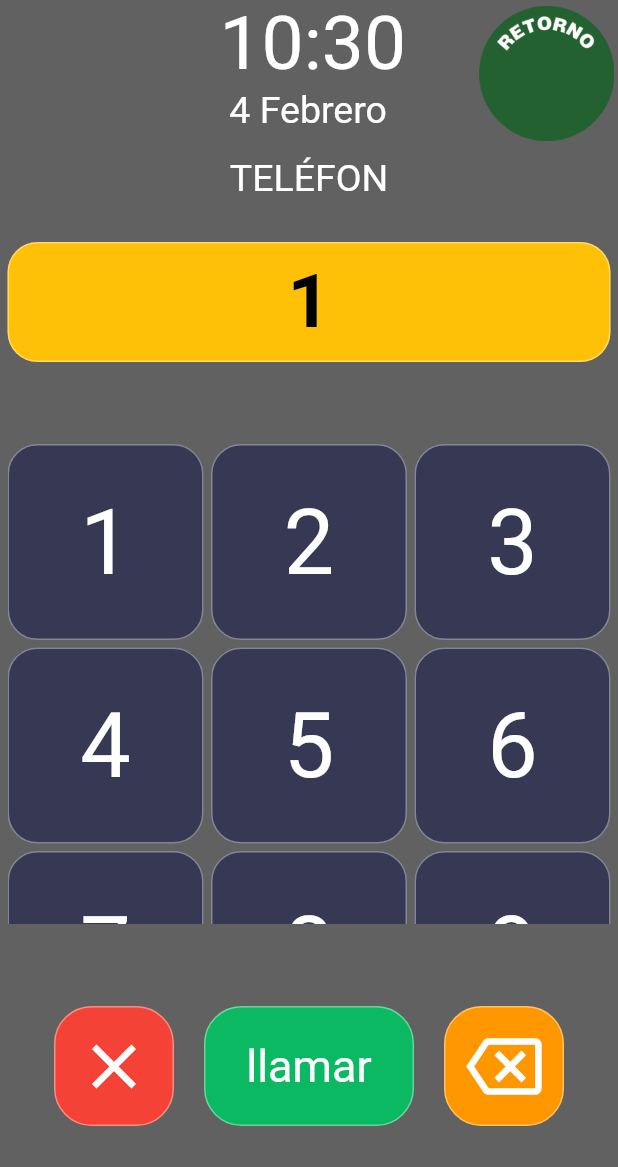
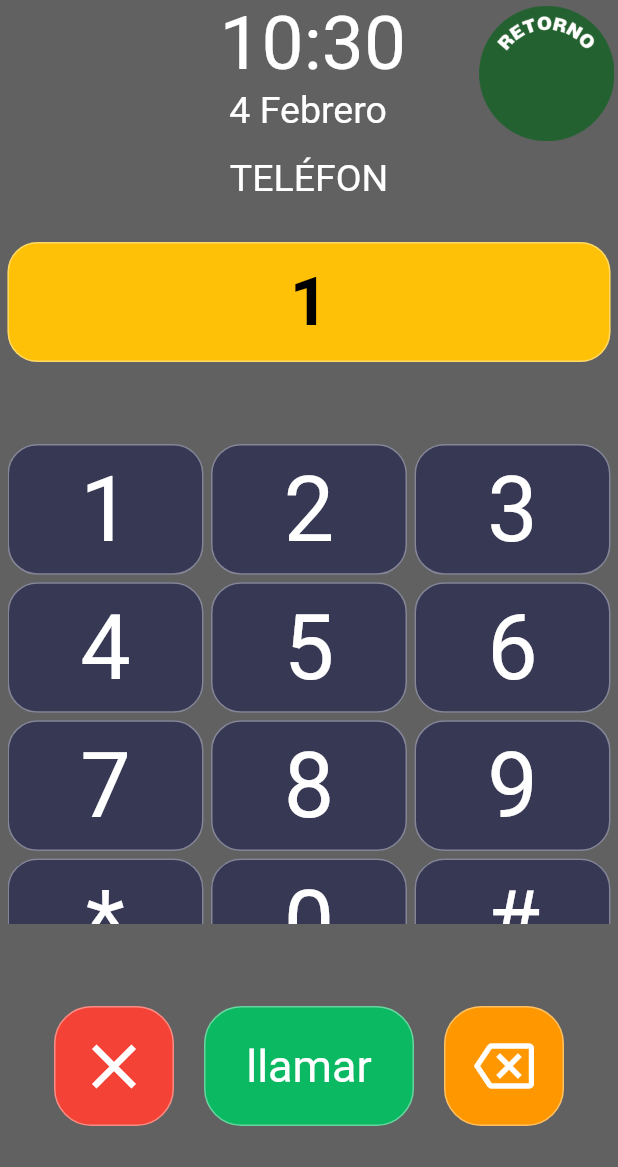
Before and after one commit to hualde666/rep-piproy, a Flutter app: the Discado screen opened directly, after a tap on an icon or button, on a phone screen of 412 x 824 dp, the part 69-1236 px from its top. Run offline on Flutter 3.47's test engine with Material 2 defaults, Android fonts, the phone set to English and light mode, and no system bars; our stand-ins replace audioplayers, battery, contacts_service, geolocator, permission_handler, shared_preferences and 2 more; missing offline and left inert: device_apps, flutter_phone_direct_caller; accounts and stored records are empty; statements that could not run were skipped.

Commit message:
mejora tamaño discado

```diff
--- a/lib/scr/pages/contacts_por_grupo.dart
+++ b/lib/scr/pages/contacts_por_grupo.dart
@@ -60,8 +60,8 @@ class _ContactsPorGrupoPageState extends State<ContactsPorGrupoPage> {
       if (_searchController.text.isNotEmpty) {
         return List.generate(
             listaContactosFiltro.length,
-            (i) =>
-                TarjetaContacto2(context, listaContactosFiltro[i], true, true));
+            (i) => TarjetaContacto2(
+                context, listaContactosFiltro[i], true, false));
       } else {
         List<ContactoDatos> lista =
             await apiProvider.obtenerListaContactosGrupo(context, grupo);
--- a/lib/scr/pages/telefono_discado.dart
+++ b/lib/scr/pages/telefono_discado.dart
@@ -1,4 +1,5 @@
 import 'package:flutter/material.dart';
+
 import 'package:piproy/scr/funciones/url_funciones.dart';
 import 'package:piproy/scr/widgets/header_app.dart';
 
@@ -9,9 +10,9 @@ class Discado extends StatefulWidget {
 
 class _DiscadoState extends State<Discado> {
   final myController = TextEditingController();
+  String telefono = '';
   @override
   void initState() {
-    // TODO: implement initState
     myController.text = '';
     super.initState();
   }
@@ -26,7 +27,11 @@ class _DiscadoState extends State<Discado> {
         body: Column(
           mainAxisAlignment: MainAxisAlignment.spaceAround,
           children: [
-            Container(
+            GestureDetector(
+              onTap: () {
+                //SystemChannels.textInput.invokeMethod('TextInput.hide');
+              },
+              child: Container(
                 margin: EdgeInsets.symmetric(horizontal: 5),
                 decoration: BoxDecoration(
                     color: Colors.amber,
@@ -37,9 +42,10 @@ class _DiscadoState extends State<Discado> {
                   child: Text(
                     myController.text,
                     style: TextStyle(
-                      fontSize: 50,
+                        fontSize: 45,
                         color: Colors.black,
                         fontWeight: FontWeight.bold),
+                  ),
                 ),
               ),
             ),
@@ -50,7 +56,7 @@ class _DiscadoState extends State<Discado> {
               height: 320,
               child: GridView.count(
                   physics: NeverScrollableScrollPhysics(),
-                  // childAspectRatio: 1.1,
+                  childAspectRatio: 1.5,
                   mainAxisSpacing: 5,
                   crossAxisSpacing: 5,
                   crossAxisCount: 3,
@@ -66,6 +72,7 @@ class _DiscadoState extends State<Discado> {
                   GestureDetector(
                     onTap: (() => {
                           setState(() {
+                            telefono = '';
                             myController.clear();
                           })
                         }),
@@ -110,11 +117,14 @@ class _DiscadoState extends State<Discado> {
                     onTap: () {
                       setState(() {
                         final String numero = myController.text;
+                        telefono = myController.text;
                         if (numero.length > 1) {
                           myController.text =
                               numero.substring(0, numero.length - 1);
+                          //   final x = formatoNumero(numero);
                         } else {
                           myController.text = '';
+                          telefono = '';
                         }
                       });
                     },
@@ -128,7 +138,7 @@ class _DiscadoState extends State<Discado> {
                       child: Center(
                         child: Icon(
                           Icons.backspace_outlined,
-                          size: 50,
+                          size: 40,
                         ),
                       ),
                     ),
@@ -140,6 +150,14 @@ class _DiscadoState extends State<Discado> {
         ),
       ),
     );
+  }
+
+  String formatoNumero(String numero) {
+    final expRegular = RegExp(r'[0-9]{3}-[0-9]{2}-[0-9]{2}-[0-9]{2}');
+    //  r'/^[\(]?[\+]?(\d{2}|\d{3})[\)](\d{2}|\d{3})[\*\.\-\s]$?[\s]?((\d{6}|\d{8})|(\d{3}[\*\.\-\s]){3}|(\d{2}[\*\.\-\s]){4}|(\d{4}[\*\.\-\s]){2})|\d{8}|\d{10}|\d{12}$');
+    final text = numero.replaceAllMapped(expRegular, (match) => null);
+    print(text);
+    return '';
   }
 
   List<Widget> botones(
@@ -163,6 +181,7 @@ class _DiscadoState extends State<Discado> {
         (index) => GestureDetector(
               onTap: () {
                 myController.text = myController.text + teclado[index];
+                formatoNumero(myController.text);
                 setState(() {});
                 print(myController.text);
               },
```
Lines whose indentation alone changed are shown as unchanged.
